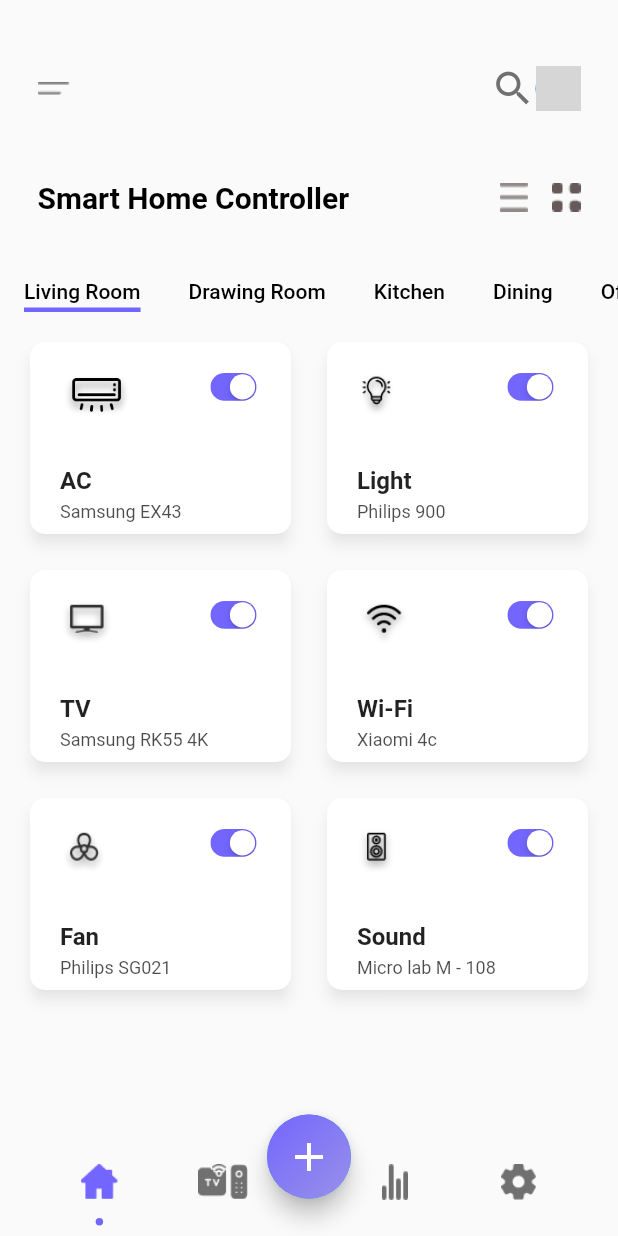
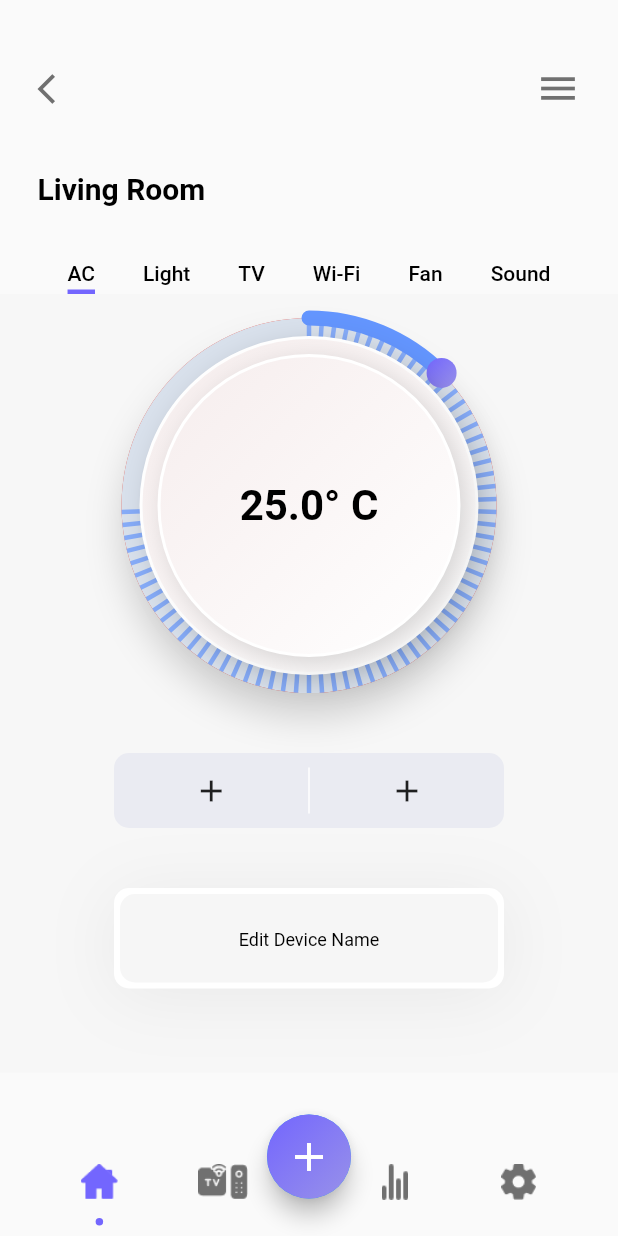
Before and after one commit to SadmanSarar/flutter_demo_smart_home, a Flutter app: the screen it shows after launch, after a tap on the "add" icon, on a phone screen of 412 x 824 dp. Run offline on Flutter 3.47's test engine with Material 2 defaults, Android fonts, the phone set to English and light mode, and no system bars; network calls fail; grey boxes are pictures that could not be loaded.

Commit message:
Added Controller page

```diff
--- /dev/null
+++ b/lib/crontroller_page.dart
@@ -0,0 +1,512 @@
+import 'dart:math';
+import 'dart:ui';
+
+import 'package:flutter/cupertino.dart';
+import 'package:flutter/material.dart';
+
+import 'main.dart';
+
+class ControllerPage extends StatefulWidget {
+  ControllerPage({Key key}) : super(key: key);
+
+  @override
+  _ControllerPageState createState() => _ControllerPageState();
+}
+
+class _ControllerPageState extends State<ControllerPage>
+    with TickerProviderStateMixin {
+  TabController _tabController;
+  int _selectedNavButtonIndex = 1;
+
+  @override
+  void initState() {
+    super.initState();
+    _tabController = TabController(length: equipmentTitles.length, vsync: this);
+  }
+
+  @override
+  Widget build(BuildContext context) {
+    return Stack(
+      alignment: FractionalOffset(.5, 1.0),
+      children: [
+        Scaffold(
+          body: Column(
+            children: [
+              SizedBox(
+                height: 44,
+              ),
+              Row(
+                children: [
+                  SizedBox(width: 25),
+                  Expanded(
+                    child: Align(
+                      alignment: Alignment.centerLeft,
+                      child: Icon(Icons.arrow_back_ios, color: kColorGray),
+                    ),
+                  ),
+                  Icon(
+                    Icons.menu,
+                    color: kColorGray,
+                    size: 30,
+                  ),
+                  SizedBox(width: 25),
+                ],
+              ),
+              SizedBox(
+                height: 40,
+              ),
+              Row(
+                children: [
+                  SizedBox(width: 25),
+                  Expanded(
+                    child: Text(
+                      "Living Room",
+                      style: TextStyle(
+                        color: Colors.black,
+                        fontWeight: FontWeight.bold,
+                        fontSize: 20,
+                      ),
+                    ),
+                  ),
+                  SizedBox(width: 25),
+                ],
+              ),
+              SizedBox(
+                height: 10,
+              ),
+              Container(
+                child: TabBar(
+                  labelColor: Colors.black,
+                  indicatorColor: Color(0xFF7366FE),
+                  unselectedLabelColor: Colors.black,
+                  indicatorSize: TabBarIndicatorSize.label,
+                  controller: _tabController,
+                  indicatorPadding: EdgeInsets.symmetric(horizontal: 16),
+                  labelPadding: EdgeInsets.zero,
+                  indicatorWeight: 3,
+                  isScrollable: true,
+                  tabs: List.generate(equipmentTitles.length, (index) {
+                    return Tab(
+                      child: Padding(
+                        padding: const EdgeInsets.only(
+                          top: 24.0,
+                          left: 16,
+                          right: 16,
+                        ),
+                        child: Text(equipmentTitles[index]),
+                      ),
+                    );
+                  }),
+                ),
+              ),
+              Expanded(
+                child: TabBarView(
+                  controller: _tabController,
+                  children: List.generate(equipmentTitles.length, (index) {
+                    return _buildControlPage(index);
+                  }),
+                ),
+              ),
+            ],
+          ),
+          bottomNavigationBar: Container(
+            padding: EdgeInsets.symmetric(horizontal: 25),
+            color: Colors.transparent,
+            height: 60.0,
+            child: Row(
+              children: [
+                _buildBottomMenuItem("assets/ic_home.png", 0),
+                _buildBottomMenuItem("assets/ic_smart_tv.png", 1),
+                SizedBox(
+                  width: 32,
+                  height: 0,
+                ),
+                _buildBottomMenuItem("assets/ic_stats.png", 2),
+                _buildBottomMenuItem("assets/ic_settings.png", 3),
+              ],
+            ),
+          ),
+        ),
+        Padding(
+          padding: const EdgeInsets.only(bottom: 25.0),
+          child: FloatingActionButton(
+            onPressed: () {},
+            child: Container(
+              width: 56,
+              height: 56,
+              child: Icon(
+                Icons.add,
+                size: 32,
+              ),
+              decoration: BoxDecoration(
+                  shape: BoxShape.circle,
+                  gradient: LinearGradient(
+                    colors: [
+                      Color(0xFF7366FE),
+                      Color(0xFF9891E9),
+                    ],
+                    begin: Alignment.topLeft,
+                    end: Alignment.bottomRight,
+                  )),
+            ),
+          ),
+        ),
+      ],
+    );
+  }
+
+  Widget _buildBottomMenuItem(String image, int index) {
+    bool selected = index == _selectedNavButtonIndex;
+    return Expanded(
+      child: Column(
+        children: [
+          FlatButton(
+            child: Image.asset(
+              image,
+              color: selected ? kPrimaryColor : kColorGray,
+              height: 24,
+            ),
+            onPressed: () {
+              setState(() {
+                _selectedNavButtonIndex = index;
+              });
+            },
+          ),
+          Visibility(
+            child: _buildCircle(),
+            visible: selected,
+            maintainSize: true,
+            maintainAnimation: true,
+            maintainState: true,
+          ),
+        ],
+      ),
+    );
+  }
+
+  Widget _buildCircle() {
+    return Container(
+      height: 5,
+      width: 5,
+      decoration: BoxDecoration(
+        shape: BoxShape.circle,
+        color: kPrimaryColor,
+      ),
+    );
+  }
+
+  static List<String> tabLabels = [
+    "Living Room",
+    "Drawing Room",
+    "Kitchen",
+    "Dining",
+    "Office",
+  ];
+
+  static List<String> equipmentTitles = [
+    "AC",
+    "Light",
+    "TV",
+    "Wi-Fi",
+    "Fan",
+    "Sound",
+  ];
+  static List<String> equipmentDescriptions = [
+    "Samsung EX43",
+    "Philips 900",
+    "Samsung RK55 4K",
+    "Xiaomi 4c",
+    "Philips SG021",
+    "Micro lab M - 108",
+  ];
+  static List<String> equipmentIcons = [
+    "assets/ic_air_conditioner.png",
+    "assets/ic_idea.png",
+    "assets/ic_monitor.png",
+    "assets/ic_wifi.png",
+    "assets/ic_fan.png",
+    "assets/ic_sound.png",
+  ];
+
+  Widget _buildControlPage(int index) {
+    return SingleChildScrollView(
+      child: Container(
+        key: PageStorageKey(index),
+        color: Color(0xFFF7F7F7),
+        padding: EdgeInsets.all(16),
+        child: Column(
+          children: [
+            Container(
+              height: 250,
+              width: 250,
+              alignment: Alignment.center,
+              decoration: BoxDecoration(
+                shape: BoxShape.circle,
+                color: Colors.red,
+              ),
+              child: _buildController(),
+            ),
+            Container(
+              height: 50,
+              margin: EdgeInsets.symmetric(horizontal: 60, vertical: 40),
+              alignment: Alignment.center,
+              decoration: BoxDecoration(
+                color: Color(0xFFEAEBF2),
+                borderRadius: BorderRadius.circular(10),
+              ),
+              child: Row(
+                children: [
+                  Expanded(
+                    child: FlatButton(
+                      child: Icon(Icons.add),
+                      onPressed: () {},
+                    ),
+                  ),
+                  Container(
+                    height: 31,
+                    width: 1,
+                    decoration: BoxDecoration(
+                      color: Colors.white,
+                      borderRadius: BorderRadius.circular(1),
+                    ),
+                  ),
+                  Expanded(
+                    child: FlatButton(
+                      child: Icon(Icons.add),
+                      onPressed: () {},
+                    ),
+                  ),
+                ],
+              ),
+            ),
+            Container(
+              margin: EdgeInsets.only(bottom: 40, left: 60, right: 60),
+              padding: EdgeInsets.all(4),
+              alignment: Alignment.center,
+              decoration: BoxDecoration(
+                  color: Colors.white,
+                  borderRadius: BorderRadius.circular(10),
+                  boxShadow: [
+                    BoxShadow(
+                      color: Colors.black.withOpacity(0.06),
+                      offset: Offset(0, 5),
+                      blurRadius: 40,
+                    )
+                  ]),
+              child: TextField(
+                textAlignVertical: TextAlignVertical.center,
+                textAlign: TextAlign.center,
+                decoration: InputDecoration(
+                  alignLabelWithHint: true,
+                  hintText: "Edit Device Name",
+                  hintStyle: TextStyle(
+                    color: Colors.black,
+                    fontSize: 12,
+                  ),
+                  floatingLabelBehavior: FloatingLabelBehavior.never,
+                  fillColor: Color(0xFFF6F6F6),
+                  filled: true,
+                  border: OutlineInputBorder(
+                    borderRadius: BorderRadius.circular(10),
+                    borderSide: BorderSide.none,
+                  ),
+                ),
+              ),
+            ),
+          ],
+        ),
+      ),
+    );
+  }
+
+  Widget _buildController() {
+    return Stack(
+      children: [
+        Container(
+          decoration: BoxDecoration(
+              color: Color(0xFFD9E1EC),
+              shape: BoxShape.circle,
+              boxShadow: [
+                BoxShadow(
+                  color: Colors.black.withOpacity(0.16),
+                  offset: Offset(0, 16),
+                  blurRadius: 20,
+                )
+              ]),
+        ),
+        _buildRods(270),
+        _buildSlider(),
+        Container(
+          margin: EdgeInsets.all(12),
+          decoration: BoxDecoration(
+            border: Border.all(
+              color: Colors.white,
+              width: 2,
+            ),
+            gradient: LinearGradient(
+              colors: [
+                Color(0xFFF6EDED),
+                Color(0xFFFFFFFF),
+              ],
+              begin: Alignment.topLeft,
+              end: Alignment.bottomRight,
+            ),
+            shape: BoxShape.circle,
+            boxShadow: [
+              BoxShadow(
+                color: Colors.black.withOpacity(0.16),
+                offset: Offset(5, 5),
+                blurRadius: 16,
+              )
+            ],
+          ),
+        ),
+        Container(
+          margin: EdgeInsets.all(24),
+          decoration: BoxDecoration(
+            border: Border.all(
+              color: Colors.white,
+              width: 2,
+            ),
+            gradient: LinearGradient(
+              colors: [
+                Color(0xFFF6EDED),
+                Color(0xFFFFFFFF),
+              ],
+              begin: Alignment.topLeft,
+              end: Alignment.bottomRight,
+            ),
+            shape: BoxShape.circle,
+            boxShadow: [
+              BoxShadow(
+                color: Colors.black.withOpacity(0.16),
+                offset: Offset(5, 5),
+                blurRadius: 16,
+              )
+            ],
+          ),
+        ),
+        Container(
+          margin: EdgeInsets.all(36),
+          alignment: Alignment.center,
+          child: Text(
+            "25.0° C",
+            style: TextStyle(
+              color: Colors.black,
+              fontWeight: FontWeight.bold,
+              fontSize: 28,
+            ),
+          ),
+        )
+      ],
+    );
+  }
+
+  Widget _buildRods(int angleLim) {
+    int count = (angleLim / 4).ceil();
+    return Stack(
+      children: List.generate(count, (index) {
+        return Align(
+          alignment: Alignment.topCenter,
+          child: Transform.rotate(
+            angle: pi / 360 * (index * 8),
+            origin: Offset(0, 62.5),
+            child: Container(
+              height: 125,
+              width: 3,
+              decoration: BoxDecoration(
+                shape: BoxShape.rectangle,
+                color: Color(0xFF6395FE).withOpacity(0.7),
+              ),
+            ),
+          ),
+        );
+      }),
+    );
+  }
+
+  Widget _buildSlider() {
+    return GestureDetector(
+      onTap: () {
+        print("tabpped");
+      },
+      onVerticalDragUpdate: (details) {
+        print("onVerticalDragUpdate");
+        print(details.delta.dy);
+      },
+      onHorizontalDragUpdate: (details) {
+        print("onHorizontalDragUpdate");
+        print(details.delta.dx);
+      },
+      child: CustomPaint(
+        size: Size(250, 250),
+        painter: CirclularSlider(45),
+      ),
+    );
+  }
+}
+
+class CirclularSlider extends CustomPainter {
+  final angle;
+  Path path;
+  CirclularSlider(this.angle);
+  @override
+  void paint(Canvas canvas, Size size) {
+    final center = Offset(size.width / 2, size.height / 2);
+    final radius = min(size.width / 2, size.height / 2);
+    final paint = Paint()
+      ..style = PaintingStyle.stroke
+      ..strokeCap = StrokeCap.round
+      ..color = Color(0xFF6395FE)
+      ..strokeWidth = 10;
+    canvas.drawArc(
+      Rect.fromCircle(center: center, radius: radius),
+      -pi / 2,
+      pi / 180 * angle,
+      false,
+      paint,
+    );
+
+    final handlerCenter = center +
+        Offset.fromDirection(
+          -pi / 2 + pi / 180 * angle,
+          radius,
+        );
+    final handlerRadius = 10.0;
+
+    Paint handlerPaint = Paint()
+      ..style = PaintingStyle.fill
+      ..shader = LinearGradient(
+        colors: [
+          Color(0xFF7366FE),
+          Color(0xFF9891E9),
+        ],
+        begin: Alignment.topLeft,
+        end: Alignment.bottomRight,
+      ).createShader(Rect.fromCircle(
+        center: handlerCenter,
+        radius: handlerRadius,
+      ));
+
+    canvas.drawCircle(handlerCenter, handlerRadius, handlerPaint);
+
+    path = new Path()
+      ..addOval(Rect.fromCircle(center: handlerCenter, radius: handlerRadius))
+      ..close();
+  }
+
+  @override
+  bool shouldRepaint(CustomPainter oldDelegate) {
+    if (CustomPainter is CirclularSlider) {
+      return this.angle != (oldDelegate as CirclularSlider).angle;
+    } else {
+      return true;
+    }
+  }
+
+  @override
+  bool hitTest(Offset position) {
+    if (path == null) return false;
+    return path.contains(position);
+  }
+}
--- a/lib/main.dart
+++ b/lib/main.dart
@@ -1,6 +1,7 @@
 import 'package:flutter/cupertino.dart';
 import 'package:flutter/gestures.dart';
 import 'package:flutter/material.dart';
+import 'package:smart_home/crontroller_page.dart';
 
 void main() {
   runApp(MyApp());
@@ -18,7 +19,7 @@ class MyApp extends StatelessWidget {
         primarySwatch: Colors.blue,
         visualDensity: VisualDensity.adaptivePlatformDensity,
       ),
-      home: MyHomePage(),
+      home: ControllerPage(),
     );
   }
 }
@@ -200,6 +201,11 @@ class _MyHomePageState extends State<MyHomePage> with TickerProviderStateMixin {
               height: 24,
             ),
             onPressed: () {
+              if (index == 1) {
+                Navigator.push(context,
+                    MaterialPageRoute(builder: (context) => ControllerPage()));
+                return;
+              }
               setState(() {
                 _selectedNavButtonIndex = index;
               });
@@ -264,7 +270,7 @@ class _MyHomePageState extends State<MyHomePage> with TickerProviderStateMixin {
   Widget _buildControlPage(int index) {
     final double singleCellWidth =
         (MediaQuery.of(context).size.width - 16 - 32) / 2;
-    final double singleCellHeight = 136;
+    final double singleCellHeight = 156;
 
     return Padding(
       key: PageStorageKey(index),
--- a/pubspec.yaml
+++ b/pubspec.yaml
@@ -23,7 +23,6 @@ environment:
 dependencies:
   flutter:
     sdk: flutter
-
 
   # The following adds the Cupertino Icons font to your application.
   # Use with the CupertinoIcons class for iOS style icons.
```
